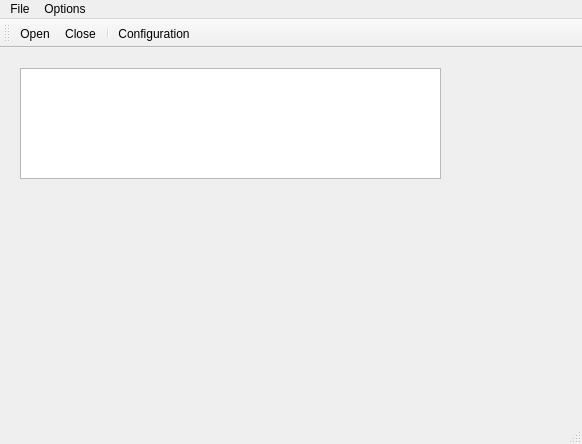
This is MobileRobot_Software/mainwindow.ui in amof/MobileRobot as Qt 5 draws it before an edit. The edited form follows.
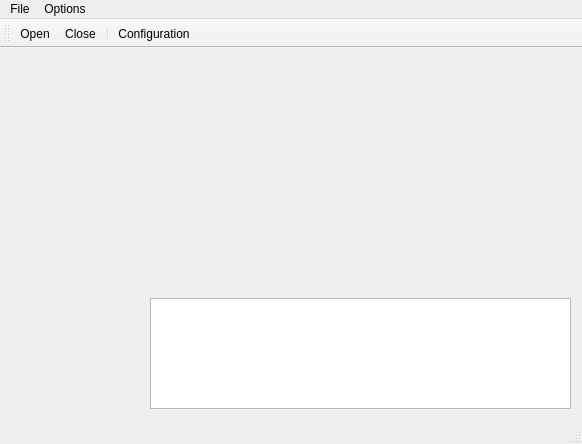
This is the edited form. Icons and pictures are not drawn.

The edit to the form file:
```diff
--- a/MobileRobot_Software/mainwindow.ui
+++ b/MobileRobot_Software/mainwindow.ui
@@ -21,8 +21,8 @@
    <widget class="QTextEdit" name="bluetooth_in_console">
     <property name="geometry">
      <rect>
-      <x>20</x>
-      <y>20</y>
+      <x>150</x>
+      <y>250</y>
       <width>421</width>
       <height>111</height>
      </rect>
```
Left out of the diff: 3 changed lines with no effect on the pictures.
